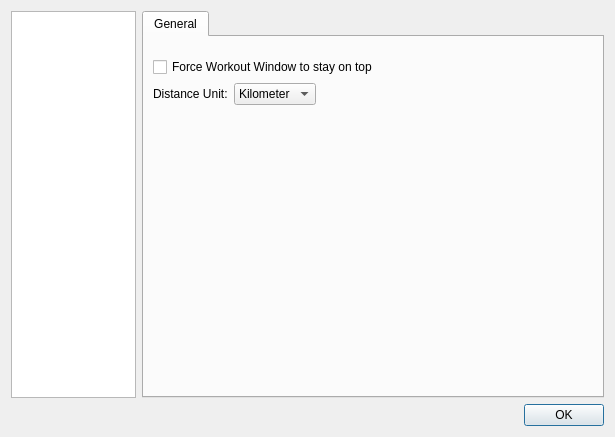
This is src/ui/dialogmainwindowconfig.ui in MaximumTrainer/MaximumTrainer_Archived as Qt 5 draws it before an edit. The edited form follows.
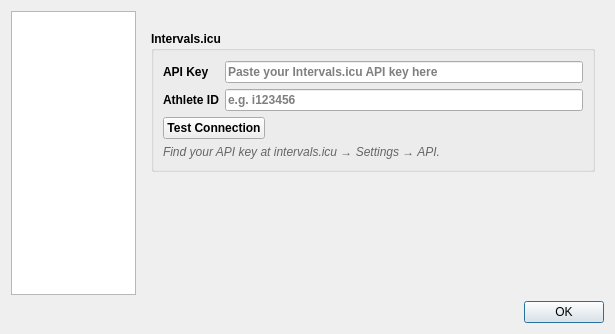
This is the edited form. The open tabs and pages were chosen to show the change. Custom widgets are drawn as their Qt base class.

Commit message: Migrate workout sync from TrainerDay/ErgDB to Intervals.icu (#97)

Patch:
```diff
--- a/src/ui/dialogmainwindowconfig.ui
+++ b/src/ui/dialogmainwindowconfig.ui
@@ -725,7 +725,31 @@
             </widget>
            </item>
            <item>
-            <widget class="QGroupBox" name="groupBox_intervalsIcu">
+            <spacer name="verticalSpacer_3">
+             <property name="orientation">
+              <enum>Qt::Vertical</enum>
+             </property>
+             <property name="sizeHint" stdset="0">
+              <size>
+               <width>20</width>
+               <height>40</height>
+              </size>
+             </property>
+            </spacer>
+           </item>
+          </layout>
+         </widget>
+        </widget>
+       </item>
+      </layout>
+     </widget>
+     <widget class="QWidget" name="page_cloud_sync">
+      <layout class="QVBoxLayout" name="verticalLayout_cloud">
+       <property name="topMargin">
+        <number>20</number>
+       </property>
+       <item>
+        <widget class="QGroupBox" name="groupBox_intervals">
              <property name="font">
               <font>
                <weight>75</weight>
@@ -735,46 +759,93 @@
              <property name="title">
               <string>Intervals.icu</string>
              </property>
-             <layout class="QGridLayout" name="gridLayout_intervalsIcu">
+         <layout class="QFormLayout" name="formLayout_intervals">
               <property name="topMargin">
-               <number>9</number>
+           <number>10</number>
               </property>
               <property name="bottomMargin">
-               <number>9</number>
+           <number>10</number>
               </property>
               <item row="0" column="0">
-               <widget class="QLabel" name="label_intervalsIcuAthleteId">
-                <property name="text">
-                 <string>Athlete ID</string>
-                </property>
-               </widget>
-              </item>
-              <item row="0" column="1">
-               <widget class="QLineEdit" name="lineEdit_intervalsIcuAthleteId">
-                <property name="placeholderText">
-                 <string>e.g. i12345</string>
-                </property>
-               </widget>
-              </item>
-              <item row="1" column="0">
-               <widget class="QLabel" name="label_intervalsIcuApiKey">
+           <widget class="QLabel" name="label_intervalsApiKey">
                 <property name="text">
                  <string>API Key</string>
                 </property>
                </widget>
               </item>
-              <item row="1" column="1">
-               <widget class="QLineEdit" name="lineEdit_intervalsIcuApiKey">
+          <item row="0" column="1">
+           <widget class="QLineEdit" name="lineEdit_intervalsApiKey">
                 <property name="echoMode">
                  <enum>QLineEdit::Password</enum>
                 </property>
-               </widget>
-              </item>
-             </layout>
-            </widget>
-           </item>
+            <property name="placeholderText">
+             <string>Paste your Intervals.icu API key here</string>
+            </property>
+           </widget>
+          </item>
+          <item row="1" column="0">
+           <widget class="QLabel" name="label_intervalsAthleteId">
+            <property name="text">
+             <string>Athlete ID</string>
+            </property>
+           </widget>
+          </item>
+          <item row="1" column="1">
+           <widget class="QLineEdit" name="lineEdit_intervalsAthleteId">
+            <property name="placeholderText">
+             <string>e.g. i123456</string>
+            </property>
+           </widget>
+          </item>
+          <item row="2" column="0" colspan="2">
+           <layout class="QHBoxLayout" name="horizontalLayout_intervalsTest">
+            <item>
+             <widget class="QPushButton" name="pushButton_testIntervalsConnection">
+              <property name="text">
+               <string>Test Connection</string>
+              </property>
+             </widget>
+            </item>
+            <item>
+             <widget class="QLabel" name="label_intervalsTestResult">
+              <property name="text">
+               <string/>
+              </property>
+             </widget>
+            </item>
+            <item>
+             <spacer name="horizontalSpacer_intervals">
+              <property name="orientation">
+               <enum>Qt::Horizontal</enum>
+              </property>
+              <property name="sizeHint" stdset="0">
+               <size>
+                <width>40</width>
+                <height>20</height>
+               </size>
+              </property>
+             </spacer>
+            </item>
+           </layout>
+          </item>
+          <item row="3" column="0" colspan="2">
+           <widget class="QLabel" name="label_intervalsHint">
+            <property name="text">
+             <string>Find your API key at intervals.icu → Settings → API.</string>
+            </property>
+            <property name="wordWrap">
+             <bool>true</bool>
+            </property>
+            <property name="styleSheet">
+             <string notr="true">color: #666; font-style: italic;</string>
+            </property>
+           </widget>
+          </item>
+         </layout>
+        </widget>
+       </item>
            <item>
-            <spacer name="verticalSpacer_3">
+        <spacer name="verticalSpacer_cloud">
              <property name="orientation">
               <enum>Qt::Vertical</enum>
              </property>
@@ -785,10 +856,6 @@
               </size>
              </property>
             </spacer>
-           </item>
-          </layout>
-         </widget>
-        </widget>
        </item>
       </layout>
      </widget>
```
Lines whose indentation alone changed are shown as unchanged. The commit also changes 17 other files.
